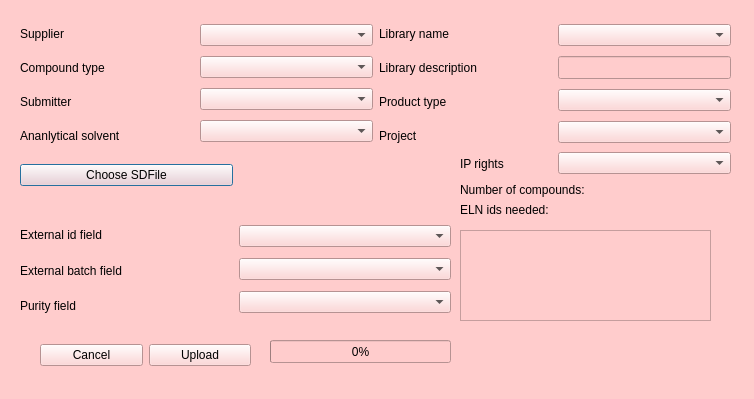
Before: the Qt Designer form chemReg/assets/sdfReg.ui in dahlbma/scarab_tornado, drawn with Qt 5.
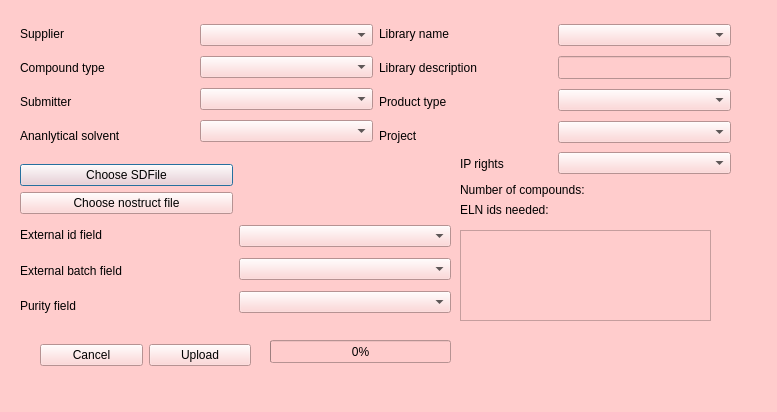
After: the same form once the commit is applied.

Commit message: Register nostructs

Patch:
```diff
--- a/chemReg/assets/sdfReg.ui
+++ b/chemReg/assets/sdfReg.ui
@@ -6,8 +6,8 @@
    <rect>
     <x>0</x>
     <y>0</y>
-    <width>754</width>
-    <height>399</height>
+    <width>777</width>
+    <height>412</height>
    </rect>
   </property>
   <property name="windowTitle">
@@ -556,6 +556,32 @@
     <string/>
    </property>
   </widget>
+  <widget class="QWidget" name="">
+   <property name="geometry">
+    <rect>
+     <x>20</x>
+     <y>190</y>
+     <width>431</width>
+     <height>27</height>
+    </rect>
+   </property>
+   <layout class="QHBoxLayout" name="horizontalLayout_10">
+    <item>
+     <widget class="QPushButton" name="nostruct_btn">
+      <property name="text">
+       <string>Choose nostruct file</string>
+      </property>
+     </widget>
+    </item>
+    <item>
+     <widget class="QLabel" name="nostructName_lab">
+      <property name="text">
+       <string/>
+      </property>
+     </widget>
+    </item>
+   </layout>
+  </widget>
  </widget>
  <resources/>
  <connections/>
```
The commit also changes 1 other file.
